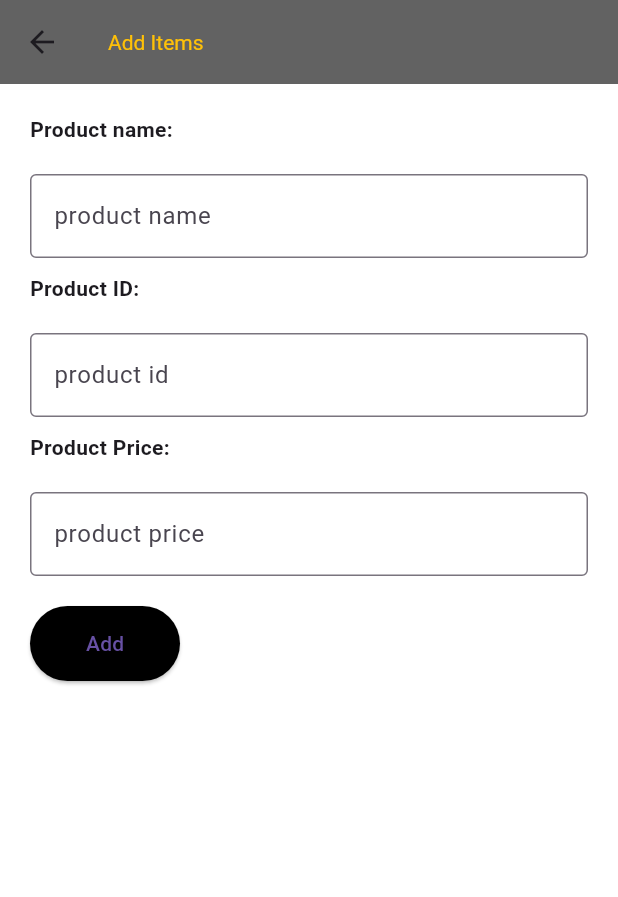
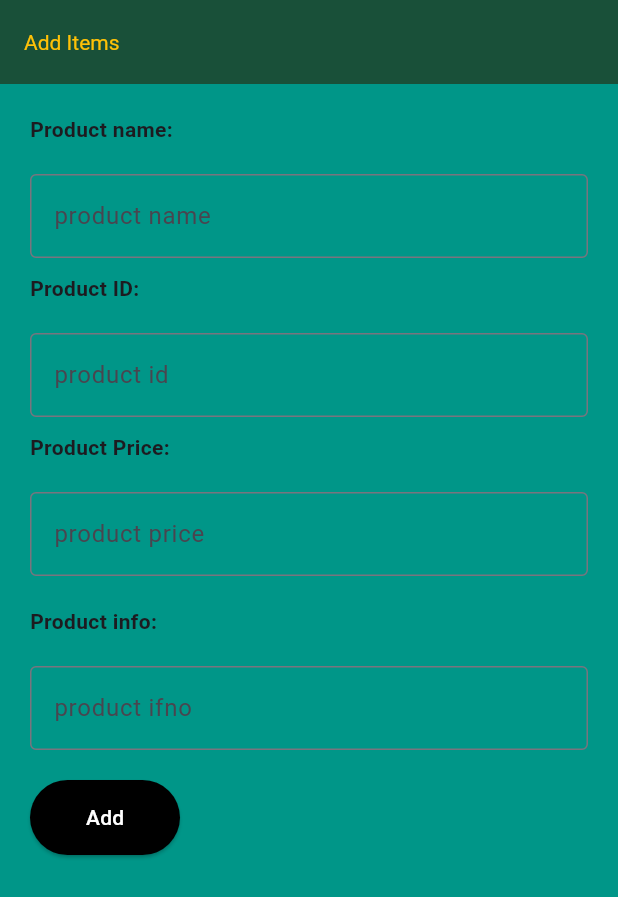
Before and after one commit to dilmurood/Flutter_Project, a Flutter app: the AddItem screen opened directly, on a phone screen of 412 x 824 dp. Shown: the top 897 px of the screen. Run offline on Flutter 3.47's test engine with Material 3 defaults, Android fonts, the phone set to English and light mode, and no system bars.

Commit message:
add items page reay

```diff
--- a/lib/AddItem.dart
+++ b/lib/AddItem.dart
@@ -5,91 +5,116 @@ class AddItem extends StatelessWidget {
   final TextEditingController _idController = TextEditingController();
   final TextEditingController _priceController = TextEditingController();
 
+  AddItem({super.key});
+
+  void _changeScreen(BuildContext context) {
+    Navigator.pushNamed(
+      context,
+      '/AddItemShow',
+      arguments: {
+        'name': _nameController.text,
+        'id': _idController.text,
+        'price': _priceController.text,
+      },
+    );
+  }
 
   @override
   Widget build(BuildContext context) {
     return Scaffold(
-      backgroundColor: Colors.black38,
       appBar: AppBar(
-        title: const Text("Add Items",
-        textAlign: TextAlign.center,),
-        backgroundColor: Colors.black38,
+        title: const Text(
+          "Add Items",
+          textAlign: TextAlign.center,
+        ),
+        backgroundColor: Color.fromARGB(255, 25, 80, 57),
         titleTextStyle: const TextStyle(color: Colors.amber),
       ),
       body: Container(
         padding: const EdgeInsets.all(20),
-        color: Colors.white,
-        child:  Column(
+        color: Colors.teal,
+        child: Column(
           crossAxisAlignment: CrossAxisAlignment.start,
           children: <Widget>[
-             const Text(
+            const Text(
               "Product name:",
               style: TextStyle(fontWeight: FontWeight.bold),
+            ),
+            const SizedBox(
+              height: 20,
+            ),
+            TextField(
+              mouseCursor: MaterialStateMouseCursor.clickable,
+              controller: _nameController,
+              decoration: const InputDecoration(
+                border: OutlineInputBorder(),
+                labelText: "product name",
               ),
-              const SizedBox(height: 20,),
-              TextField(
-                controller: _nameController,
-                decoration: const InputDecoration(
-                  border: OutlineInputBorder(),
-                  labelText: "product name"
-                ),
-              ),
-
-              const SizedBox(height: 10,),
-
-              const Text(
+            ),
+            const SizedBox(
+              height: 10,
+            ),
+            const Text(
               "Product ID:",
               style: TextStyle(fontWeight: FontWeight.bold),
-              ),
-              const SizedBox(height: 20,),
-              TextField(
-                controller: _idController,
-                decoration: const InputDecoration(
-                  border: OutlineInputBorder(),
-                  labelText: "product id"
-                ),
-              ),
-              const SizedBox(height: 10,),
-
-               const Text(
+            ),
+            const SizedBox(
+              height: 20,
+            ),
+            TextField(
+              mouseCursor: MaterialStateMouseCursor.clickable,
+              controller: _idController,
+              decoration: const InputDecoration(
+                  border: OutlineInputBorder(), labelText: "product id"),
+            ),
+            const SizedBox(
+              height: 10,
+            ),
+            const Text(
               "Product Price:",
               style: TextStyle(fontWeight: FontWeight.bold),
-              ),
-              const SizedBox(height: 20,),
-              TextField(
-                controller: _priceController,
-                decoration: const InputDecoration(
-                  border: OutlineInputBorder(),
-                  labelText: "product price"
-                ),
-              ),
+            ),
+            const SizedBox(
+              height: 20,
+            ),
+            TextField(
+              mouseCursor: MaterialStateMouseCursor.clickable,
+              controller: _priceController,
+              decoration: const InputDecoration(
+                  border: OutlineInputBorder(), labelText: "product price"),
+            ),
+            const SizedBox(height: 20),
+            const Text(
+              "Product info:",
+              style: TextStyle(fontWeight: FontWeight.bold),
+            ),
+            const SizedBox(
+              height: 20,
+            ),
+            TextField(
+              mouseCursor: MaterialStateMouseCursor.clickable,
+              controller: _priceController,
+              decoration: const InputDecoration(
+                  border: OutlineInputBorder(), labelText: "product ifno"),
+            ),
             const SizedBox(height: 20),
             SafeArea(
               child: ElevatedButton(
                 style: ElevatedButton.styleFrom(
                     backgroundColor: Colors.black,
                     fixedSize: const Size(100, 50)),
-                child: const Text('Add'),
+                child: const Text(
+                  'Add',
+                  style: TextStyle(color: Colors.white),
+                ),
                 onPressed: () {
-                  Navigator.pushNamed(
-                    context,
-                    '/AddItemShow',
-                    arguments: {
-                      'name': _nameController.text,
-                      'id': _idController.text,
-                      'price': _priceController.text,
-                    },
-                  );
-
+                  _changeScreen(context);
                 },
               ),
             ),
-
-           ],
+          ],
         ),
       ),
-
     );
-
   }
 }
--- a/lib/AddItemShow.dart
+++ b/lib/AddItemShow.dart
@@ -1,6 +1,8 @@
 import 'package:flutter/material.dart';
 
 class AddItemShow extends StatelessWidget{
+  const AddItemShow({super.key});
+
   @override
   Widget build(BuildContext context) {
     // Receiving arguments passed from the previous screen
@@ -13,6 +15,7 @@ class AddItemShow extends StatelessWidget{
     final String price = args['price'];
 
     return Scaffold(
+      backgroundColor: Colors.teal,
       appBar: AppBar(
         title: const Text('Added Product Info'),
         backgroundColor: Colors.black38,
@@ -35,6 +38,10 @@ class AddItemShow extends StatelessWidget{
               'Price: $price',
               style: const TextStyle(fontSize: 18.0),
             ),
+            Text(
+              'Info: $price',
+              style: const TextStyle(fontSize: 18.0),
+            ),
 
             const Center(
               child: Row(
--- a/pubspec.yaml
+++ b/pubspec.yaml
@@ -9,8 +9,9 @@ environment:
 dependencies:
   flutter:
     sdk: flutter
-
+  url_launcher: ^6.0.12
   cupertino_icons: ^1.0.2
+  path_provider: ^2.0.14
 
 dev_dependencies:
   flutter_test:
```
Also changed, not shown: lib/LoginScreen.dart (+53 -25 lines), lib/MainScreen.dart (deleted, +0 -62 lines), lib/ProfileScreen.dart (+56 -22 lines), lib/RegisterationScreen.dart (+34 -21 lines), lib/main.dart (+9 -2 lines), pubspec.lock, 5 other files.
